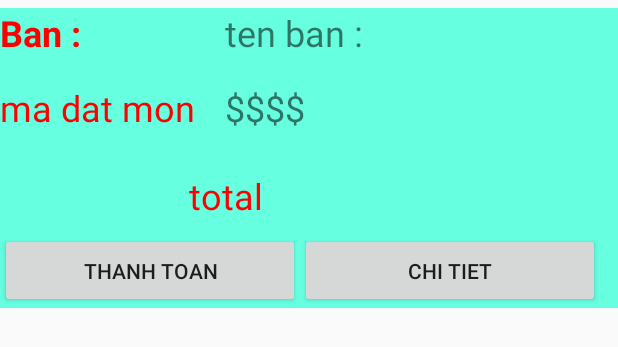
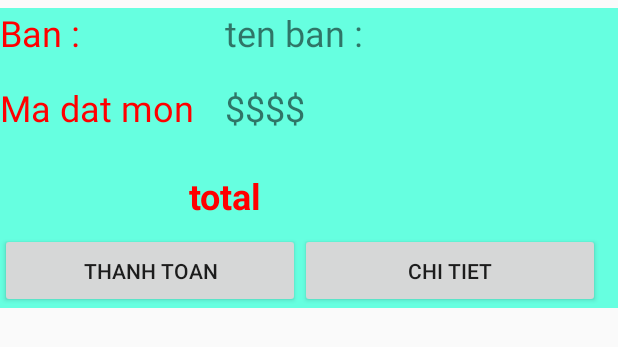
Before and after one commit to DoNguyenDinh/OrderFood, an Android app: the layout item_order.xml on its own in the app's theme, with its tools: preview values and no code run, on a phone screen of 412 x 824 dp. Shown: the top 347 px of the screen. Run offline under Robolectric (Android 15) with nearby library versions, the light colour scheme and no system bars.

```diff
--- a/app/src/main/java/com/example/order/Activity/EditFood.java
+++ b/app/src/main/java/com/example/order/Activity/EditFood.java
@@ -31,17 +31,14 @@ public class EditFood extends AppCompatActivity {
     protected void onCreate(@Nullable Bundle savedInstanceState) {
         super.onCreate(savedInstanceState);
         setContentView(R.layout.edit_food);
-
         anhxa();
         setDataView();
     }
 
     private void setDataView() {
         getData();
-
         edtNameFood.setText(name);
         edtPriceFood.setText(price);
-
         Bitmap bm = BitmapFactory.decodeByteArray(img, 0, img.length);
         imgFood.setImageBitmap(bm);
 
--- a/app/src/main/java/com/example/order/Activity/Order_Activity.java
+++ b/app/src/main/java/com/example/order/Activity/Order_Activity.java
@@ -34,15 +34,11 @@ public class Order_Activity extends AppCompatActivity {
     protected void onCreate(Bundle savedInstanceState) {
         super.onCreate(savedInstanceState);
         setContentView(R.layout.activity_order);
-
         RecyclerView rv = findViewById(R.id.rv_table);
         RecyclerView rv_menu = findViewById(R.id.rv_dsmonan);
-
         tableChoose = (TextView) findViewById(R.id.txt_);
-
         xl = new XuLyMonAn(getApplicationContext());
         menuList = xl.selectListMenu();
-
         MenuAdapter menuAdapter = new MenuAdapter(this, menuList);
         rv_menu.setLayoutManager(new LinearLayoutManager(getApplicationContext()));
         rv_menu.setAdapter(menuAdapter);
@@ -65,7 +61,6 @@ public class Order_Activity extends AppCompatActivity {
     //load danh sach monan
     private void initData() {
         menuList = new ArrayList<>();
-
         xl = new XuLyMonAn(getApplicationContext());
         //lay danh sach mon an tu database
         menuList = xl.selectListMenu();
--- a/app/src/main/java/com/example/order/Adapter/TableAdapter.java
+++ b/app/src/main/java/com/example/order/Adapter/TableAdapter.java
@@ -53,7 +53,6 @@ public class TableAdapter extends RecyclerView.Adapter<TableAdapter.MenuViewHold
         holder.mNameTable.setText(mMenu.getNameTable());
         holder.id.setText(mMenu.getId() + "");
 
-
     }
 
 
@@ -67,11 +66,8 @@ public class TableAdapter extends RecyclerView.Adapter<TableAdapter.MenuViewHold
 
         private TextView mNameTable;
         private TextView id;
-        Context ct;
+
         Button btnedit;
-
-        int idTable;
-
 
         public MenuViewHolder(@NonNull View itemView) {
             super(itemView);
--- a/app/src/main/res/layout/item_order.xml
+++ b/app/src/main/res/layout/item_order.xml
@@ -16,9 +16,8 @@
             android:layout_width="150dp"
             android:layout_height="50dp"
             android:text="Ban :"
-            android:textSize="24sp"
-            android:textStyle="bold"
-            android:textColor="@color/red">
+            android:textColor="@color/red"
+            android:textSize="24sp">
 
         </TextView>
 
@@ -41,9 +40,9 @@
         <TextView
             android:layout_width="150dp"
             android:layout_height="50dp"
-            android:text="ma dat mon"
-            android:textSize="24sp"
-            android:textColor="@color/red">
+            android:text="Ma dat mon"
+            android:textColor="@color/red"
+            android:textSize="24sp">
 
         </TextView>
 
@@ -68,8 +67,9 @@
             android:layout_height="match_parent"
             android:gravity="center"
             android:text="total"
+            android:textColor="@color/red"
             android:textSize="24sp"
-            android:textColor="@color/red">
+            android:textStyle="bold">
 
         </TextView>
         <TextView
```
Also changed, not shown: app/src/main/java/com/example/order/Activity/EditTableActivity.java (+5 -18 lines), app/src/main/java/com/example/order/Activity/EditTypeFood.java (+6 -10 lines).
